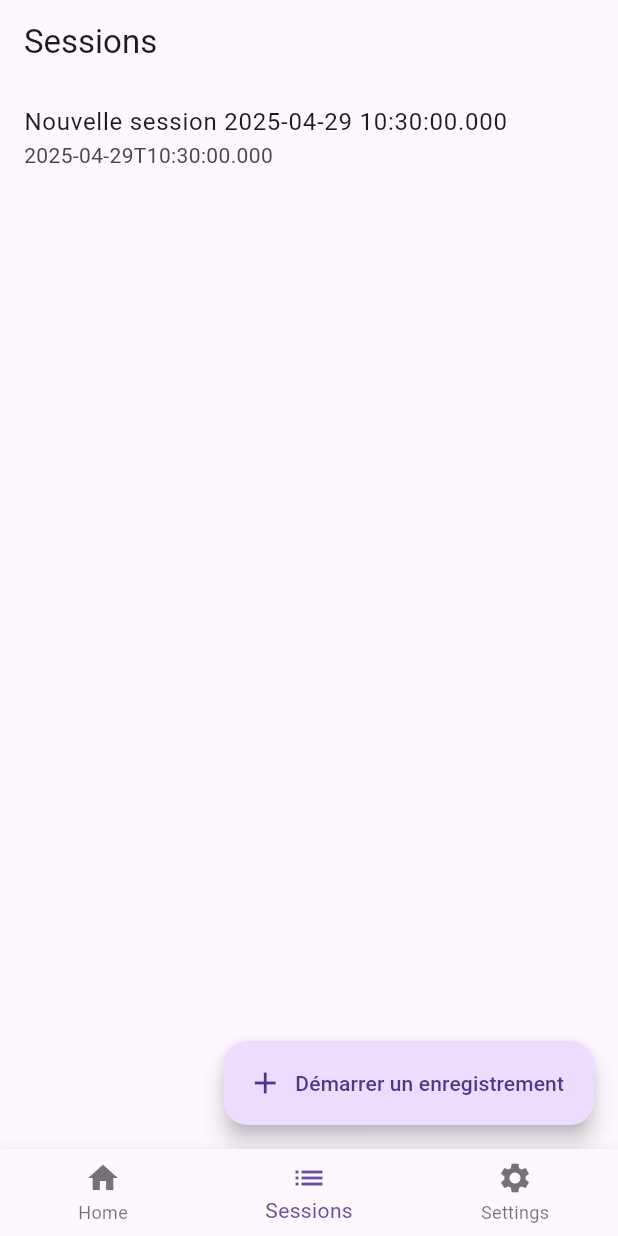
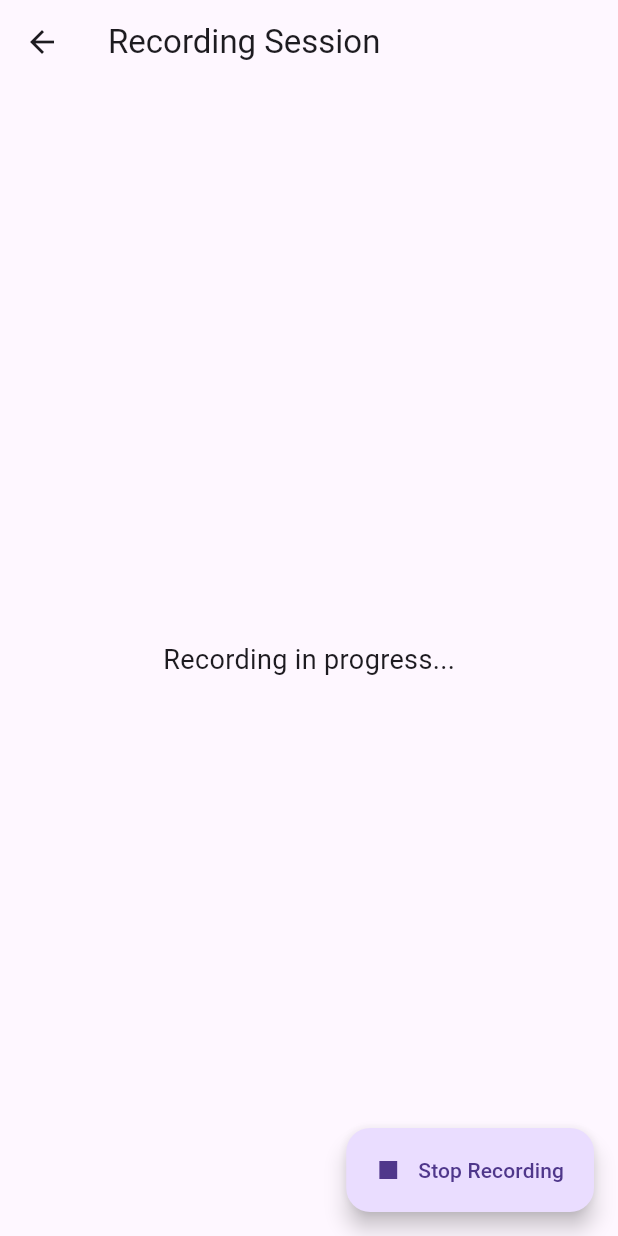
Before and after one commit to cballevre/sail_polar, a Flutter app: the screen it shows after launch, item 2 of the bottom bar chosen, after a tap on "Démarrer un enregistrement", on a phone screen of 412 x 824 dp. Run offline on Flutter 3.47's test engine with Material 3 defaults, Android fonts, the phone set to English and light mode, and no system bars; our stand-ins replace drift, drift_flutter; missing offline and left inert: nmea; accounts and stored records are empty; generated files the repository leaves out were written again.

Commit message:
feat: Add a page to record a session

```diff
--- a/lib/features/session/presentation/session_list_screen.dart
+++ b/lib/features/session/presentation/session_list_screen.dart
@@ -2,6 +2,7 @@ import 'package:flutter/material.dart';
 import 'package:provider/provider.dart';
 import 'session_view_model.dart';
 import 'session_detail_screen.dart';
+import 'session_recording_screen.dart';
 
 class SessionListScreen extends StatelessWidget {
   @override
@@ -23,7 +24,9 @@ class SessionListScreen extends StatelessWidget {
                 onTap: () {
                   Navigator.push(
                     context,
-                    MaterialPageRoute(builder: (_) => SessionDetailScreen(session: session)),
+                    MaterialPageRoute(
+                      builder: (_) => SessionDetailScreen(session: session),
+                    ),
                   );
                 },
               );
@@ -33,11 +36,15 @@ class SessionListScreen extends StatelessWidget {
       ),
       floatingActionButton: FloatingActionButton.extended(
         onPressed: () async {
+          Navigator.push(
+            context,
+            MaterialPageRoute(builder: (_) => SessionRecordingScreen()),
+          );
           // Simule l'ajout d'une session
-          await viewModel.addSession('Nouvelle session ${DateTime.now()}');
+          // await viewModel.addSession('Nouvelle session ${DateTime.now()}');
         },
         label: Text('Démarrer un enregistrement'),
-        icon: Icon(Icons.add),
+        icon: Icon(Icons.play_arrow),
       ),
     );
   }
--- /dev/null
+++ b/lib/features/session/presentation/session_recording_screen.dart
@@ -0,0 +1,30 @@
+import 'package:flutter/material.dart';
+
+class SessionRecordingScreen extends StatelessWidget {
+  const SessionRecordingScreen({Key? key}) : super(key: key);
+
+  void onStopRecording(BuildContext context) {
+    // Logic to stop recording
+    // This could involve stopping a timer, saving the recording, etc.
+    print('Recording stopped');
+    Navigator.of(context).pop();
+  }
+
+  @override
+  Widget build(BuildContext context) {
+    return Scaffold(
+      appBar: AppBar(title: const Text('Recording Session')),
+      body: Center(
+        child: const Text(
+          'Recording in progress...',
+          style: TextStyle(fontSize: 18),
+        ),
+      ),
+      floatingActionButton: FloatingActionButton.extended(
+        onPressed: () => onStopRecording(context),
+        label: const Text('Stop Recording'),
+        icon: const Icon(Icons.stop),
+      ),
+    );
+  }
+}
```
